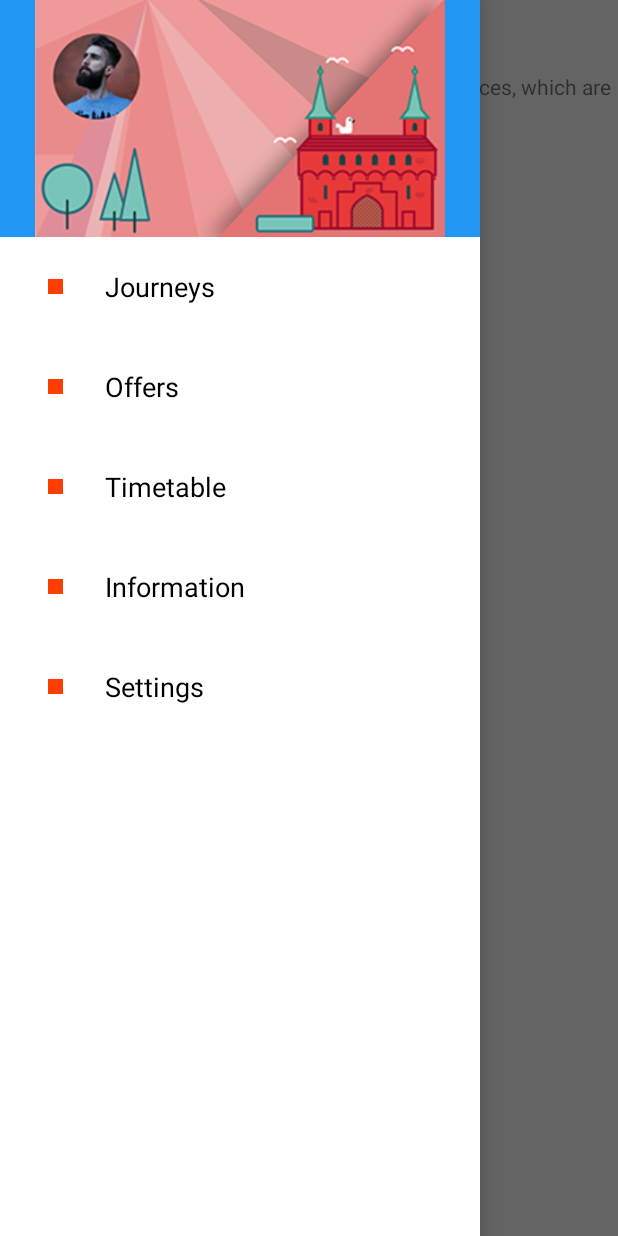
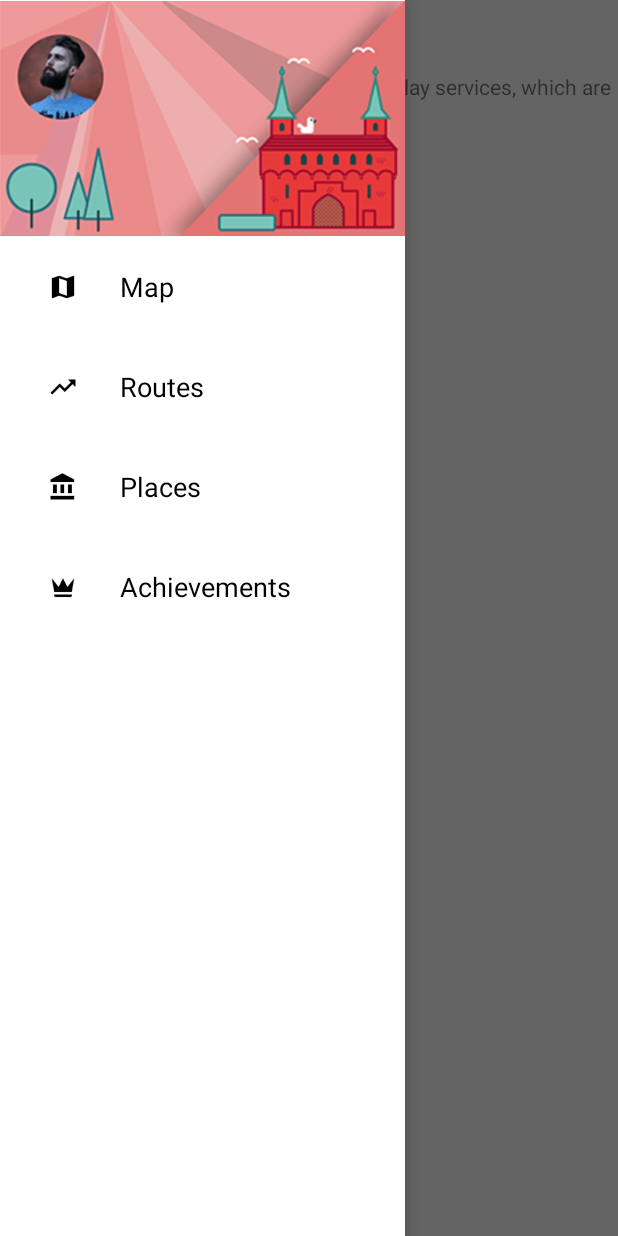
Before and after one commit to apopla/LetsPlayKrakowV1, an Android app: the screen it shows after launch (MainActivity), with the side drawer open, on a phone screen of 412 x 824 dp. Run offline under Robolectric (Android 15) with nearby library versions, the phone set to English and light mode, and no system bars; 2 statements that could not run were skipped.

Commit message:
navigation drawer!

```diff
--- a/app/src/main/java/com/example/kitowcy/letsplaykrakow/AdapterCreator.java
+++ b/app/src/main/java/com/example/kitowcy/letsplaykrakow/AdapterCreator.java
@@ -16,11 +16,10 @@ public class AdapterCreator {
 
     private static List<String> getDataSet() {
         List<String> titles = new ArrayList<>();
-        titles.add("Journeys");
-        titles.add("Offers");
-        titles.add("Timetable");
-        titles.add("Information");
-        titles.add("Settings");
+        titles.add("Map");
+        titles.add("Routes");
+        titles.add("Places");
+        titles.add("Achievements");
 
         return titles;
     }
--- a/app/src/main/java/com/example/kitowcy/letsplaykrakow/MaterialDrawerAdapter.java
+++ b/app/src/main/java/com/example/kitowcy/letsplaykrakow/MaterialDrawerAdapter.java
@@ -1,23 +1,15 @@
 package com.example.kitowcy.letsplaykrakow;
 
-import android.content.Intent;
-import android.support.annotation.Nullable;
 import android.support.v7.app.AppCompatActivity;
 import android.support.v7.widget.RecyclerView;
 import android.view.LayoutInflater;
 import android.view.View;
 import android.view.ViewGroup;
-import android.widget.Button;
 import android.widget.ImageView;
-import android.widget.LinearLayout;
 import android.widget.RelativeLayout;
 import android.widget.TextView;
 
-import com.squareup.picasso.Picasso;
-
 import java.util.List;
-
-import de.hdodenhof.circleimageview.CircleImageView;
 
 
 public class MaterialDrawerAdapter extends RecyclerView.Adapter<MaterialDrawerAdapter.ViewHolder> {
@@ -51,6 +43,7 @@ public class MaterialDrawerAdapter extends RecyclerView.Adapter<MaterialDrawerAd
 
         RelativeLayout parent;
         TextView textView;
+        ImageView menuImage;
 
         /**
          * @param itemView
@@ -61,7 +54,7 @@ public class MaterialDrawerAdapter extends RecyclerView.Adapter<MaterialDrawerAd
 
             if (ViewType == TYPE_ITEM) {
                 textView = (TextView) itemView.findViewById(R.id.rowText); // Creating TextView object with the id of textView from item_row.xml
-//                imageView = (ImageView) itemView.findViewById(R.id.rowIcon);// Creating ImageView object with the id of ImageView from item_row.xml
+                menuImage = (ImageView) itemView.findViewById(R.id.image_menu_icon);// Creating ImageView object with the id of ImageView from item_row.xml
                 parent = (RelativeLayout) itemView.findViewById(R.id.parent);
                 Holderid = 1;                                               // setting holder id as 1 as the object being populated are of type item row
             } else {
@@ -96,7 +89,7 @@ public class MaterialDrawerAdapter extends RecyclerView.Adapter<MaterialDrawerAd
 
         } else if (viewType == TYPE_HEADER) {
 
-            View v = LayoutInflater.from(parent.getContext()).inflate(R.layout.activity_main_material_header_user_not_logged, parent, false); //Inflating the layout
+            View v = LayoutInflater.from(parent.getContext()).inflate(R.layout.activity_main_material_header, parent, false); //Inflating the layout
 
             ViewHolder vhHeader = new ViewHolder(v, viewType); //Creating ViewHolder and passing the object of type view
             return vhHeader; //returning the object created
@@ -114,7 +107,22 @@ public class MaterialDrawerAdapter extends RecyclerView.Adapter<MaterialDrawerAd
             // position by 1 and pass it to the holder while setting the text and image
             holder.textView.setText(navigationTitles.get(position - 1)); // Setting the Text with the array of our Titles
 //            holder.imageView.setImageResource(mIcons[position - 1]);// Settimg the image with array of our icons
-
+            int image;
+            switch (position - 1){
+                case 0:
+                    image = R.drawable.menu_map;
+                    break;
+                case 1:
+                    image = R.drawable.menu_routes;
+                    break;
+                case 2:
+                    image = R.drawable.menu_places;
+                    break;
+                default:
+                    image = R.drawable.menu_achievement;
+                    break;
+            }
+            holder.menuImage.setImageResource(image);
             if (selectedPos == position) {
                 holder.textView.setTextColor(context.getResources().getColor(R.color.colorPrimary));
             } else {
--- a/app/src/main/res/layout/activity_main_material.xml
+++ b/app/src/main/res/layout/activity_main_material.xml
@@ -25,7 +25,7 @@
         android:id="@+id/RecyclerView"
         android:layout_gravity="left"
         android:layout_height="match_parent"
-        android:layout_width="320dp"
+        android:layout_width="270dp"
         android:scrollbars="vertical">
 
     </android.support.v7.widget.RecyclerView>
--- a/app/src/main/res/layout/activity_main_material_header_user_not_logged.xml
+++ b/app/src/main/res/layout/activity_main_material_header.xml
@@ -2,7 +2,6 @@
 <RelativeLayout xmlns:android="http://schemas.android.com/apk/res/android"
     android:layout_width="match_parent"
     android:layout_height="158dp"
-    android:background="@color/colorPrimaryDark"
     android:orientation="vertical">
 
     <ImageView
--- a/app/src/main/res/layout/activity_main_material_item_row.xml
+++ b/app/src/main/res/layout/activity_main_material_item_row.xml
@@ -9,10 +9,10 @@
 
     <ImageView
         android:id="@+id/image_menu_icon"
-        android:layout_width="10sp"
-        android:layout_height="10sp"
+        android:layout_width="20dp"
+        android:layout_height="20dp"
         android:layout_centerVertical="true"
-        android:layout_marginStart="32sp"
+        android:layout_marginStart="32dp"
         android:src="@color/colorAccent" />
 
     <TextView
@@ -27,13 +27,4 @@
         android:textColor="@android:color/black"
         tools:text="Information" />
 
-    <!--<ImageView-->
-        <!--android:layout_width="match_parent"-->
-        <!--android:layout_height="wrap_content"-->
-        <!--android:layout_marginLeft="16dp"-->
-        <!--android:layout_marginRight="16dp"-->
-        <!--android:layout_marginTop="40dp"-->
-        <!--android:layerType="software"-->
-        <!--android:src="@drawable/trip_list_divider" />-->
-
 </RelativeLayout>
```
Also changed, not shown: app/src/main/res/drawable/menu_achievement.png (added), app/src/main/res/drawable/menu_map.png (added), app/src/main/res/drawable/menu_places.png (added), app/src/main/res/drawable/menu_routes.png (added).
